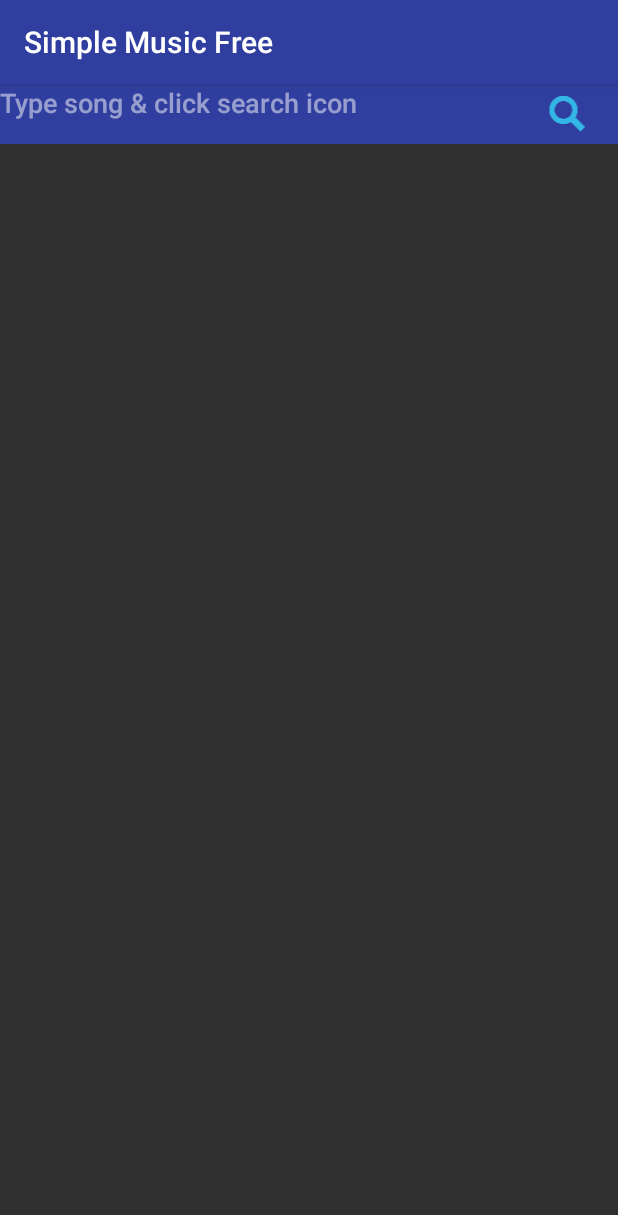
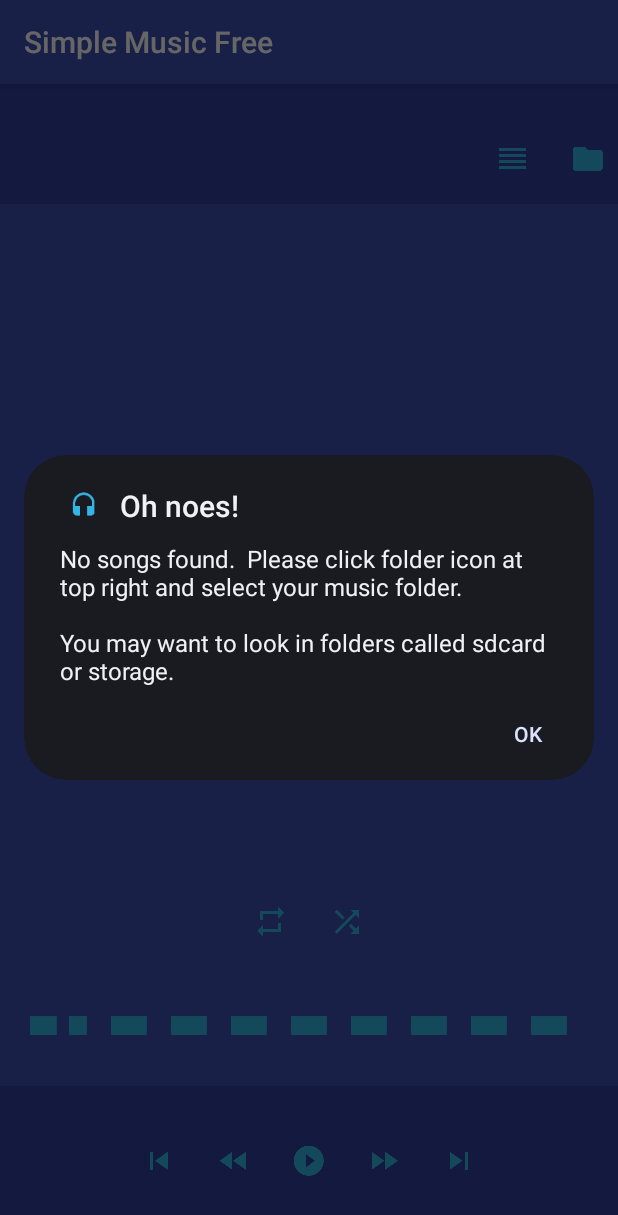
Before and after one commit to jogold9/SimpleMusicFree, an Android app: the screen it shows after launch (PlayListActivity before the commit, MainActivity after it), after a tap on an icon or button, on a phone screen of 412 x 824 dp. Shown: the top 1215 px of the screen. Run offline under Robolectric (Android 15) with nearby library versions, the phone set to English and light mode, and no system bars; our stand-ins replace AdMob.

Commit message:
fixed layout on file dialog, updated messages for first launch, trying to do stuff when no songs are loaded, more friendly message when you accidentally select system folder for music folder

```diff
--- a/app/build.gradle
+++ b/app/build.gradle
@@ -8,8 +8,8 @@ android {
         applicationId "com.joshbgold.simplemusicfree"
         minSdkVersion 14
         targetSdkVersion 21
-        versionCode 12
-        versionName "2.1"
+        versionCode 13
+        versionName "2.2"
     }
     buildTypes {
         release {
--- a/app/src/main/java/com/joshbgold/simplemusicfree/FileDialog.java
+++ b/app/src/main/java/com/joshbgold/simplemusicfree/FileDialog.java
@@ -279,8 +279,9 @@ public class FileDialog extends ListActivity {
                     selectButton.setEnabled(true);
                 }
             } else {
-                new AlertDialog.Builder(this).setIcon(R.drawable.icon)
-                        .setTitle("[" + file.getName() + "] " + getText(R.string.cant_read_folder))
+                new AlertDialog.Builder(this).setIcon(R.drawable.ic_hardware_headset)
+                        .setTitle(R.string.music_not_here)
+                        .setMessage(getText(R.string.cant_read_folder))
                         .setPositiveButton("OK", new DialogInterface.OnClickListener() {
 
                             @Override
--- a/app/src/main/java/com/joshbgold/simplemusicfree/MainActivity.java
+++ b/app/src/main/java/com/joshbgold/simplemusicfree/MainActivity.java
@@ -20,8 +20,6 @@ import android.net.NetworkInfo;
 import android.os.Bundle;
 import android.os.Handler;
 import android.preference.PreferenceManager;
-import android.view.Menu;
-import android.view.MenuInflater;
 import android.view.View;
 import android.widget.ImageButton;
 import android.widget.LinearLayout;
@@ -60,7 +58,7 @@ public class MainActivity extends Activity implements MediaPlayer.OnCompletionLi
     private TextView albumTextView;
     private TextView artistTextView;
     private MediaMetadataRetriever metaRetriver;
-    private boolean connected;
+    private boolean isFirstLaunch = true;
 
     // Media Player
     private MediaPlayer mediaPlayer;
@@ -124,16 +122,36 @@ public class MainActivity extends Activity implements MediaPlayer.OnCompletionLi
         albumTextView = (TextView) findViewById(R.id.album);
         artistTextView = (TextView) findViewById(R.id.artist);
 
+        isFirstLaunch = loadPrefs("firstLaunch", isFirstLaunch); //check if the is the first launch of the app
+
+        if (isFirstLaunch) {
+            new AlertDialog.Builder(MainActivity.this)
+                    .setTitle("Getting Started")
+                    .setMessage("Welcome!  Please click the folder icon at " +
+                            "top right and select your music folder." + "\n" + "\n" +
+                            "Usually people store their music in a folder called sdcard or storage.  If you need help, you can email the developer " +
+                            "using the email address listed on the Google Play page for this app.")
+                    .setCancelable(false)
+                    .setPositiveButton(android.R.string.ok, new DialogInterface.OnClickListener() {
+                        public void onClick(DialogInterface dialog, int which) {
+                            //do nothing except close the alert dialog box
+                        }
+                    })
+                    .setIcon(R.drawable.ic_hardware_headset)
+                    .show();
+
+            savePrefs("firstLaunch", false);
+        }
+
         //Only display Google Admob banner if there is a network connection
-        LinearLayout layout = (LinearLayout)findViewById(R.id.ad_layout);
+        LinearLayout layout = (LinearLayout) findViewById(R.id.ad_layout);
         adview = (AdView) findViewById(R.id.adView);
 
-        if(isConnected()) {
+        if (isConnected()) {
             AdRequest adRequest = new AdRequest.Builder().build();
             adview.loadAd(adRequest);
-        }
-        else {
-        //    Toast.makeText(MainActivity.this, "Oh noes! No connection!", Toast.LENGTH_SHORT).show();
+        } else {
+            //    Toast.makeText(MainActivity.this, "Oh noes! No connection!", Toast.LENGTH_SHORT).show();
             adview.setVisibility(View.GONE);
         }
 
@@ -162,10 +180,24 @@ public class MainActivity extends Activity implements MediaPlayer.OnCompletionLi
 
             @Override
             public void onClick(View arg0) {
-
-                Intent intent = new Intent(getApplicationContext(), PlayListActivity.class);
-                startActivityForResult(intent, 100);
-
+                //check for songs
+                if (songsList != null && songsList.size() > 0) {
+                    Intent intent = new Intent(getApplicationContext(), PlayListActivity.class);
+                    startActivityForResult(intent, 100);
+                } else {  //help user if songs not found
+                    new AlertDialog.Builder(MainActivity.this)
+                            .setTitle("Oh noes!")
+                            .setMessage("No songs found.  Please click folder icon at top right and select your music folder." + "\n" + "\n" +
+                                    "You may want to look in folders called sdcard or storage.")
+                            .setCancelable(false)
+                            .setPositiveButton(android.R.string.ok, new DialogInterface.OnClickListener() {
+                                public void onClick(DialogInterface dialog, int which) {
+                                    //do nothing except close the alert dialog box
+                                }
+                            })
+                            .setIcon(R.drawable.ic_hardware_headset)
+                            .show();
+                }
             }
         });
 
@@ -186,9 +218,8 @@ public class MainActivity extends Activity implements MediaPlayer.OnCompletionLi
                 //intent.putExtra(FileDialog.SELECTION_MODE, SelectionMode.MODE_OPEN);  //Prevents new items folder & file creation.
 
                 //Pause mediaPlayer if present so that I do not have multiple mediaPlayers running later on when returning to this activity
-                if(mediaPlayer != null) {
-                    if (mediaPlayer.isPlaying())
-                    {
+                if (mediaPlayer != null) {
+                    if (mediaPlayer.isPlaying()) {
                         mediaPlayer.pause();
                         song_position = mediaPlayer.getCurrentPosition();
                         btnPlay.setImageResource(R.drawable.ic_av_play_circle_fill);
@@ -398,7 +429,7 @@ public class MainActivity extends Activity implements MediaPlayer.OnCompletionLi
         /*    songArtist = data.getExtras().getString("artist");
             songAlbum = data.getExtras().getString("album");*/
             // play selected song
-            if (!"" .equals(songTitle) && songTitle != null && !"" .equals(songPath) && songPath != null) {
+            if (!"".equals(songTitle) && songTitle != null && !"".equals(songPath) && songPath != null) {
                 playSong(currentSongIndex, songTitle, songPath);
             }
 
@@ -587,22 +618,23 @@ public class MainActivity extends Activity implements MediaPlayer.OnCompletionLi
         mediaPlayer.stop();
     }
 
-    @Override
+
+//For action bar & settings option
+/*    @Override
     public boolean onCreateOptionsMenu(Menu menu) {
         MenuInflater inflater = getMenuInflater();
         inflater.inflate(R.menu.action_bar, menu);
 
         return super.onCreateOptionsMenu(menu);
-    }
+    }*/
 
     //Checks for mobile or wifi connectivity, returns true for connected, false otherwise
     private boolean isConnected() {
         ConnectivityManager connectivityManager = (ConnectivityManager) getSystemService(Context.CONNECTIVITY_SERVICE);
         NetworkInfo networkInfo = connectivityManager.getActiveNetworkInfo();
-        if(networkInfo != null && networkInfo.isConnectedOrConnecting()){
+        if (networkInfo != null && networkInfo.isConnectedOrConnecting()) {
             return true;
-        }
-        else {
+        } else {
             return false;
         }
     }
@@ -613,6 +645,20 @@ public class MainActivity extends Activity implements MediaPlayer.OnCompletionLi
         return sharedPreferences.getString(key, value);
     }
 
+    //get prefs
+    public boolean loadPrefs(String key, boolean value) {
+        SharedPreferences sharedPreferences = PreferenceManager.getDefaultSharedPreferences(getApplicationContext());
+        return sharedPreferences.getBoolean(key, value);
+    }
+
+    //save prefs
+    public void savePrefs(String key, boolean value) {
+        SharedPreferences sharedPreferences = PreferenceManager.getDefaultSharedPreferences(getApplicationContext());
+        SharedPreferences.Editor editor = sharedPreferences.edit();
+        editor.putBoolean(key, value);
+        editor.apply();
+    }
+
     @Override
     public void onBackPressed() {
         super.onBackPressed();
--- a/app/src/main/java/com/joshbgold/simplemusicfree/SongsManager.java
+++ b/app/src/main/java/com/joshbgold/simplemusicfree/SongsManager.java
@@ -16,7 +16,7 @@ public class SongsManager {
     public int uniqueSongIDInt = 0;
 
     // SDCard Path
-    public String MEDIA_PATH = "/storage";
+    public String MEDIA_PATH = "";
     private ArrayList<HashMap<String, String>> songsList = new ArrayList<>();
     private ArrayList<HashMap<String, String>> filteredSongsList = new ArrayList<>();
 
@@ -34,7 +34,7 @@ public class SongsManager {
      */
     public ArrayList<HashMap<String, String>> getPlayList() {
 
-        if (MEDIA_PATH != null) {
+        if (MEDIA_PATH != null && !MEDIA_PATH.equals("")) {
             File home = new File(MEDIA_PATH);
 
             if (songsList != null) {
--- a/app/src/main/res/layout/file_dialog_row.xml
+++ b/app/src/main/res/layout/file_dialog_row.xml
@@ -8,7 +8,7 @@
     <ImageView
         android:id="@+id/fdrowimage"
         android:layout_width="wrap_content"
-        android:layout_height="35dp"
+        android:layout_height="50dp"
         android:layout_alignParentLeft="true"
         android:paddingLeft="3dp"
         android:paddingRight="5dp"/>
@@ -16,9 +16,7 @@
     <TextView
         android:id="@+id/fdrowtext"
         android:layout_width="wrap_content"
-        android:layout_height="65dp"
-        android:layout_alignBottom="@+id/fdrowimage"
-        android:layout_alignTop="@+id/fdrowimage"
+        android:layout_height="50dp"
         android:layout_toRightOf="@+id/fdrowimage"
         android:gravity="center_vertical"
         android:text="@+id/fdrowtext"
--- a/app/src/main/res/values/strings.xml
+++ b/app/src/main/res/values/strings.xml
@@ -3,7 +3,8 @@
     <string name="action_search">search</string>
 
     <string name="location">Location</string>
-    <string name="cant_read_folder">folder can\'t be read!</string>
+    <string name="cant_read_folder">Your music would not be in this folder, sorry.  This is an Android system folder.  Try looking in storage or
+        sdcard.  If you need help, you can email the developer using the email address listed on the Google Play page for this app. </string>
     <string name="new_folder">New</string>
     <string name="select">Select</string>
     <string name="file_name">File name:</string>
@@ -16,4 +17,5 @@
     <string name="choose_colors">Choose a theme for this app</string>
     <string name="banner_ad">ca-app-pub-0656715282551471/5361657466</string>
     <string name="banner_ad_test">ca-app-pub-3940256099942544/6300978111</string>
+    <string name="music_not_here">Music not in this folder</string>
 </resources>
```
Also changed, not shown: app/src/main/res/drawable/icon.png (deleted), 1 other file.
